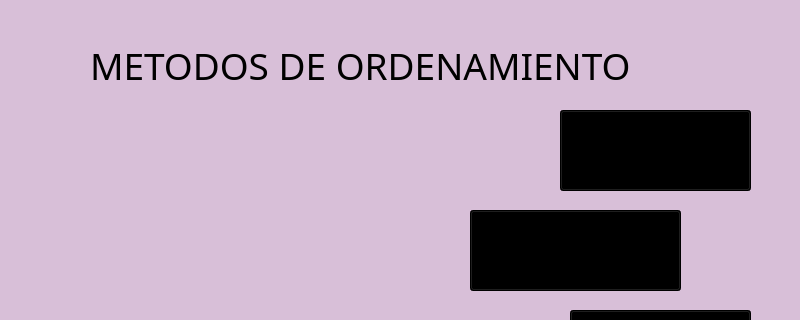
Above: UIS/Ordenamiento.ui from fcall34/dataestructurefordummies before the change; both pictures show x 0 to 800 and y 0 to 320 of the 800 by 600 pixel window. Below: the same form after it.
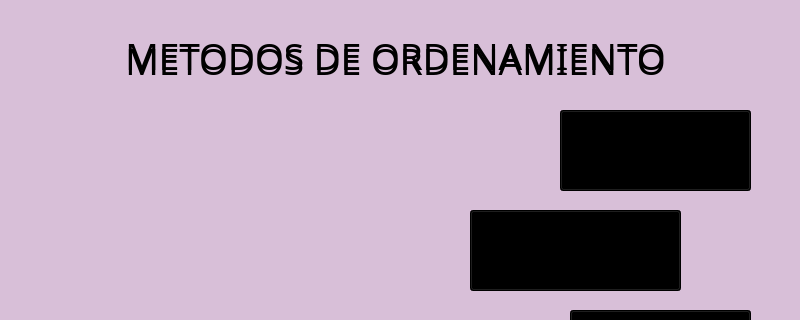
That is the form after the change. Icons and pictures are not drawn.

Diff of the .ui file:
```diff
--- a/UIS/Ordenamiento.ui
+++ b/UIS/Ordenamiento.ui
@@ -20,10 +20,10 @@
    <widget class="QLabel" name="label">
     <property name="geometry">
      <rect>
-      <x>90</x>
-      <y>20</y>
-      <width>621</width>
-      <height>91</height>
+      <x>80</x>
+      <y>40</y>
+      <width>631</width>
+      <height>41</height>
      </rect>
     </property>
     <property name="font">
@@ -33,9 +33,15 @@
       <bold>false</bold>
      </font>
     </property>
+    <property name="styleSheet">
+     <string notr="true">background-color:transparent</string>
+    </property>
     <property name="text">
      <string>METODOS DE ORDENAMIENTO</string>
     </property>
+    <property name="alignment">
+     <set>Qt::AlignmentFlag::AlignCenter</set>
+    </property>
    </widget>
    <widget class="QPushButton" name="QUICKSORT">
     <property name="geometry">
@@ -171,6 +177,40 @@
      <bool>true</bool>
     </property>
    </widget>
+   <widget class="QLabel" name="label_3">
+    <property name="geometry">
+     <rect>
+      <x>80</x>
+      <y>10</y>
+      <width>631</width>
+      <height>91</height>
+     </rect>
+    </property>
+    <property name="font">
+     <font>
+      <family>Caprasimo</family>
+      <pointsize>28</pointsize>
+      <bold>false</bold>
+     </font>
+    </property>
+    <property name="styleSheet">
+     <string notr="true">background-color:transparent;color:black</string>
+    </property>
+    <property name="text">
+     <string>METODOS DE ORDENAMIENTO</string>
+    </property>
+    <property name="alignment">
+     <set>Qt::AlignmentFlag::AlignCenter</set>
+    </property>
+   </widget>
+   <zorder>QUICKSORT</zorder>
+   <zorder>MERGESORT</zorder>
+   <zorder>HEAPSORT</zorder>
+   <zorder>COUNTINGSORT</zorder>
+   <zorder>ATRAS</zorder>
+   <zorder>label_2</zorder>
+   <zorder>label_3</zorder>
+   <zorder>label</zorder>
   </widget>
   <widget class="QMenuBar" name="menubar">
    <property name="geometry">
```
